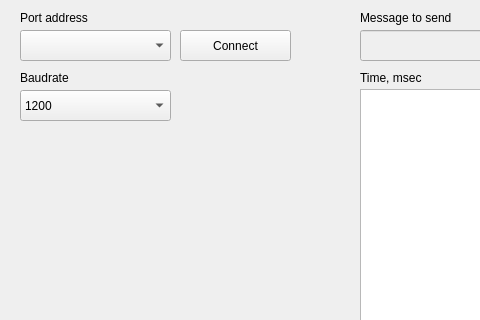
aleksandrbazhin/just_another_serial_logger, file mainwindow.ui: the form before one commit; both pictures show x 0 to 480 and y 0 to 320 of the 991 by 644 pixel window.
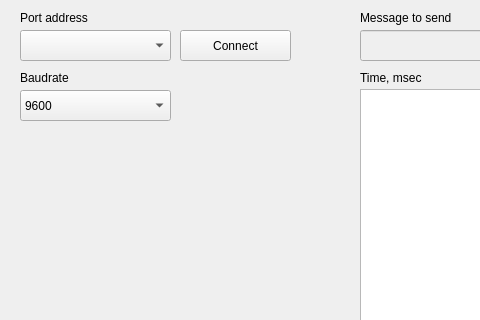
The form after the commit.

Commit message: time format modified

Patch:
```diff
--- a/mainwindow.ui
+++ b/mainwindow.ui
@@ -208,6 +208,9 @@
     <property name="currentText">
      <string>9600</string>
     </property>
+    <property name="currentIndex">
+     <number>3</number>
+    </property>
     <item>
      <property name="text">
       <string>1200</string>
```
The commit also changes 1 other file.
